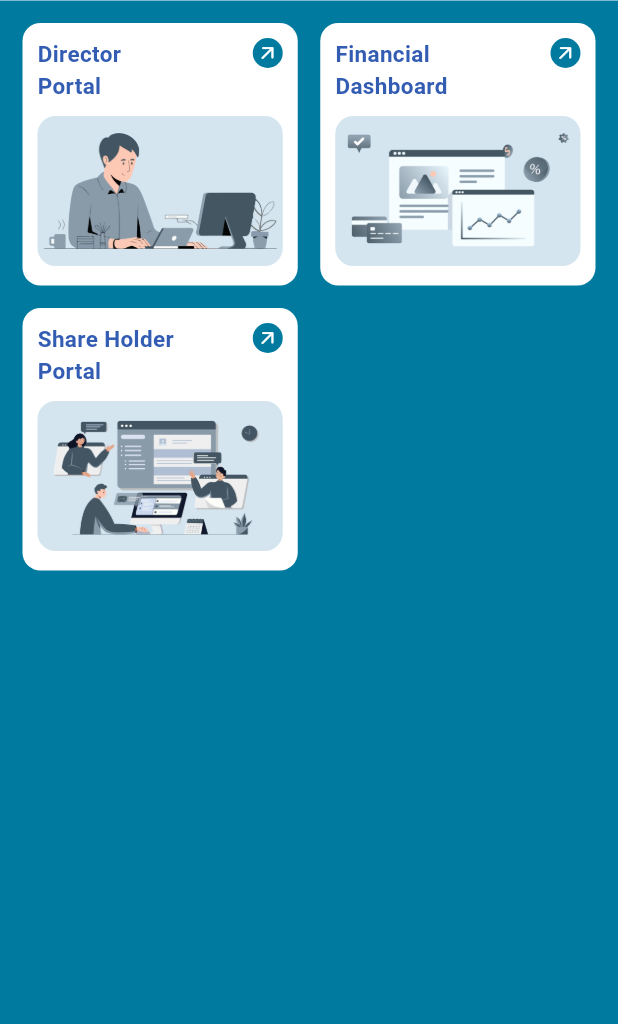
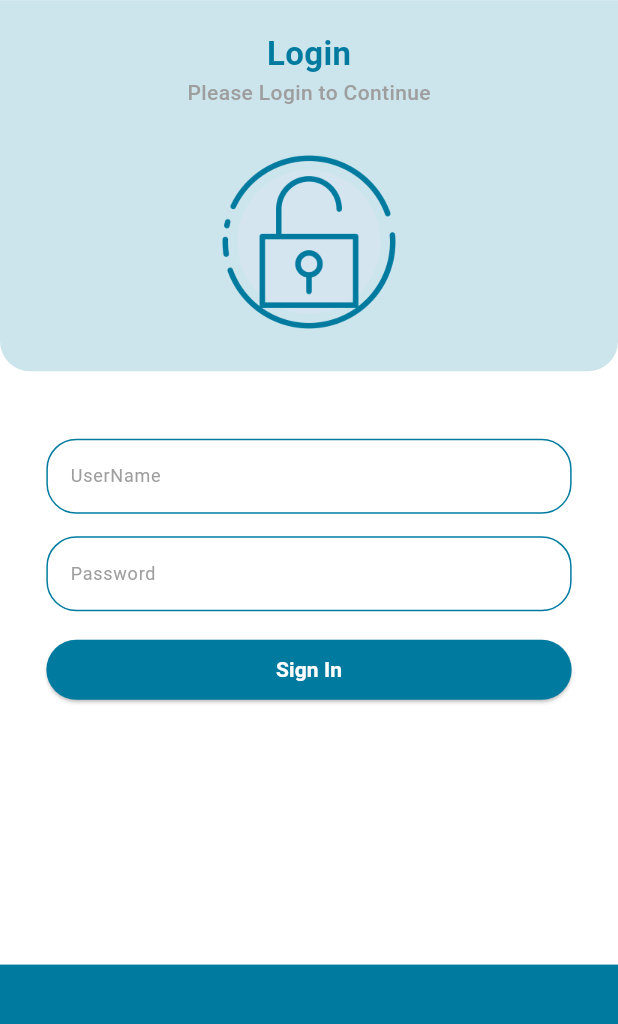
Before and after one commit to miraj98hossain/delta_hospital, a Flutter app: the ManagementDashboardView screen opened directly, after a tap on an icon or button, on a phone screen of 412 x 824 dp, the part 97-1121 px from its top. Run offline on Flutter 3.47's test engine with Material 3 defaults, Android fonts, the phone set to English and light mode, and no system bars; our stand-ins replace go_router; Roboto replaces fonts that are missing (Poppins).

Commit message:
dash login page ui done

```diff
--- a/lib/app/view/app_view.dart
+++ b/lib/app/view/app_view.dart
@@ -11,7 +11,7 @@ class AppView extends StatelessWidget {
       title: 'Delta Hospital',
       debugShowCheckedModeBanner: false,
       theme: AppTheme.lightTheme,
-      darkTheme: AppTheme.darkTheme,
+      darkTheme: AppTheme.lightTheme,
       themeMode: ThemeMode.light,
       routerConfig: AppNavigation.router,
     );
--- /dev/null
+++ b/lib/app/widgets/common_text_field_widget.dart
@@ -0,0 +1,65 @@
+import 'package:delta_hospital/core/theme/app_theme.dart';
+import 'package:flutter/material.dart';
+
+class CommonTextFieldWidget extends StatelessWidget {
+  const CommonTextFieldWidget({
+    super.key,
+    required this.hintText,
+    this.controller,
+    this.focusNode,
+  });
+  final String hintText;
+  final TextEditingController? controller;
+  final FocusNode? focusNode;
+  @override
+  Widget build(BuildContext context) {
+    return TextFormField(
+      controller: controller,
+      focusNode: focusNode,
+      autofocus: false,
+      autocorrect: false,
+      enableSuggestions: false,
+      style: lightTextTheme.bodySmall!.copyWith(
+        fontSize: 12,
+        color: Colors.grey,
+      ),
+      decoration: InputDecoration(
+        fillColor: appTheme.white,
+        filled: true,
+        border: OutlineInputBorder(
+          borderRadius: BorderRadius.circular(20.0), // Circular border
+          borderSide: BorderSide(
+            color: appTheme.primary,
+          ),
+          // No border side
+        ),
+        enabledBorder: OutlineInputBorder(
+          borderRadius: BorderRadius.circular(20.0), // Circular border
+          borderSide: BorderSide(
+            color: appTheme.primary,
+          ),
+          // No border side
+        ),
+        focusedBorder: OutlineInputBorder(
+          borderRadius: BorderRadius.circular(20.0), // Circular border
+          borderSide: BorderSide(
+            color: appTheme.primary,
+          ),
+          // No border side
+        ),
+        disabledBorder: OutlineInputBorder(
+          borderRadius: BorderRadius.circular(20.0), // Circular border
+          borderSide: BorderSide(
+            color: appTheme.primary,
+          ),
+          // No border side
+        ),
+        hintText: hintText,
+        hintStyle: lightTextTheme.bodySmall!.copyWith(
+          fontSize: 12,
+          color: Colors.grey,
+        ),
+      ),
+    );
+  }
+}
--- a/lib/core/route/router.dart
+++ b/lib/core/route/router.dart
@@ -1,4 +1,5 @@
 import 'package:delta_hospital/presentations/home/home.dart';
+import 'package:delta_hospital/presentations/management/dashboard_login.dart';
 import 'package:delta_hospital/presentations/management/management_dashboard.dart';
 import 'package:flutter/material.dart';
 import 'package:go_router/go_router.dart';
@@ -29,6 +30,14 @@ class AppNavigation {
           state: state,
         ),
       ),
+      GoRoute(
+        path: DashboardLoginPage.routePath,
+        name: DashboardLoginPage.routeName,
+        pageBuilder: (context, state) => getPage(
+          child: const DashboardLoginPage(),
+          state: state,
+        ),
+      ),
     ],
   );
 
--- a/lib/core/theme/app_theme.dart
+++ b/lib/core/theme/app_theme.dart
@@ -16,26 +16,31 @@ class AppTheme {
     ),
     elevatedButtonTheme: ElevatedButtonThemeData(
       style: ElevatedButton.styleFrom(
+        backgroundColor: ColorSchemes.colorSchemeLight.surface,
+        shape: RoundedRectangleBorder(
+          borderRadius: BorderRadius.circular(20),
+        ),
         overlayColor: Colors.black,
       ),
     ),
   );
-  static final ThemeData darkTheme = ThemeData(
-    useMaterial3: true,
-    textTheme: darkTextTheme,
-    primaryColor: ColorSchemes.colorSchemeDark.surface,
-    scaffoldBackgroundColor: ColorSchemes.colorSchemeDark.surface,
-    brightness: Brightness.dark,
-    colorScheme: ColorSchemes.colorSchemeDark,
-    switchTheme: const SwitchThemeData(
-      trackOutlineColor: WidgetStatePropertyAll(Colors.transparent),
-    ),
-    elevatedButtonTheme: ElevatedButtonThemeData(
-      style: ElevatedButton.styleFrom(
-        overlayColor: Colors.black,
-      ),
-    ),
-  );
+  // static final ThemeData darkTheme = ThemeData(
+  //   useMaterial3: true,
+  //   textTheme: darkTextTheme,
+  //   primaryColor: ColorSchemes.colorSchemeDark.surface,
+  //   scaffoldBackgroundColor: ColorSchemes.colorSchemeDark.surface,
+  //   brightness: Brightness.dark,
+  //   colorScheme: ColorSchemes.colorSchemeDark,
+  //   switchTheme: const SwitchThemeData(
+  //     trackOutlineColor: WidgetStatePropertyAll(Colors.transparent),
+  //   ),
+  //   elevatedButtonTheme: ElevatedButtonThemeData(
+  //     style: ElevatedButton.styleFrom(
+  //       backgroundColor: ColorSchemes.colorSchemeDark.surface,
+  //       overlayColor: Colors.black,
+  //     ),
+  //   ),
+  // );
 }
 
 PrimaryColors get appTheme => PrimaryColors();
--- a/lib/core/theme/primary_colors.dart
+++ b/lib/core/theme/primary_colors.dart
@@ -9,5 +9,6 @@ class PrimaryColors {
   Color get black => const Color.fromRGBO(2, 22, 5, 1);
   Color get white => const Color(0XFFFFFFFF);
   Color get lightCyan => const Color.fromRGBO(212, 229, 240, 1);
+  Color get skyBlue => const Color.fromRGBO(204, 229, 236, 1);
   Color get darkPurple => const Color.fromRGBO(59, 57, 99, 1);
 }
--- a/lib/core/utils/image_constant.dart
+++ b/lib/core/utils/image_constant.dart
@@ -20,4 +20,5 @@ class ImageConstant {
   static String directorPortal = '$_imagePath/directorPortal.png';
   static String financialDashboard = '$_imagePath/financialDashboard.png';
   static String shareHolder = '$_imagePath/shareHolder.png';
+  static String loginImage = '$_imagePath/loginImage.png';
 }
--- /dev/null
+++ b/lib/presentations/management/dashboard_login.dart
@@ -0,0 +1,2 @@
+export 'view/dashboard_login_page.dart';
+export 'view/dashboard_login_view.dart';
--- /dev/null
+++ b/lib/presentations/management/view/dashboard_login_page.dart
@@ -0,0 +1,13 @@
+import 'package:flutter/material.dart';
+
+import '../dashboard_login.dart';
+
+class DashboardLoginPage extends StatelessWidget {
+  const DashboardLoginPage({super.key});
+  static const String routeName = "dash-login-page";
+  static const String routePath = "/dash-login-page";
+  @override
+  Widget build(BuildContext context) {
+    return const DashboardLoginView();
+  }
+}
--- /dev/null
+++ b/lib/presentations/management/view/dashboard_login_view.dart
@@ -0,0 +1,110 @@
+import 'package:delta_hospital/app/app.dart';
+import 'package:delta_hospital/app/widgets/common_text_field_widget.dart';
+import 'package:delta_hospital/core/theme/app_theme.dart';
+import 'package:delta_hospital/core/utils/image_constant.dart';
+import 'package:flutter/material.dart';
+
+class DashboardLoginView extends StatefulWidget {
+  const DashboardLoginView({super.key});
+
+  @override
+  State<DashboardLoginView> createState() => _DashboardLoginViewState();
+}
+
+class _DashboardLoginViewState extends State<DashboardLoginView> {
+  @override
+  Widget build(BuildContext context) {
+    return Scaffold(
+      resizeToAvoidBottomInset: false,
+      appBar: const CommonAppbar(),
+      body: Column(
+        children: [
+          Container(
+            height: MediaQuery.of(context).size.height * 0.78,
+            decoration: BoxDecoration(
+              color: appTheme.white,
+            ),
+            child: Column(
+              children: [
+                Container(
+                  height: MediaQuery.of(context).size.height * 0.3,
+                  width: double.infinity,
+                  decoration: BoxDecoration(
+                    color: appTheme.skyBlue,
+                    borderRadius: const BorderRadius.only(
+                      bottomLeft: Radius.circular(20),
+                      bottomRight: Radius.circular(20),
+                    ),
+                  ),
+                  child: Column(
+                    children: [
+                      const SizedBox(
+                        height: 20,
+                      ),
+                      Text(
+                        "Login",
+                        style: lightTextTheme.bodyLarge!.copyWith(
+                          fontWeight: FontWeight.w700,
+                          color: appTheme.primary,
+                        ),
+                      ),
+                      Text(
+                        "Please Login to Continue",
+                        style: lightTextTheme.bodySmall!.copyWith(
+                          fontWeight: FontWeight.w500,
+                          color: Colors.grey,
+                        ),
+                      ),
+                      const SizedBox(
+                        height: 15,
+                      ),
+                      Image.asset(
+                        height: 150,
+                        width: 150,
+                        ImageConstant.loginImage,
+                      ),
+                    ],
+                  ),
+                ),
+                const SizedBox(
+                  height: 45,
+                ),
+                SizedBox(
+                  width: MediaQuery.of(context).size.width * 0.85,
+                  child: const CommonTextFieldWidget(
+                    hintText: "UserName",
+                  ),
+                ),
+                const SizedBox(
+                  height: 15,
+                ),
+                SizedBox(
+                  width: MediaQuery.of(context).size.width * 0.85,
+                  child: const CommonTextFieldWidget(
+                    hintText: "Password",
+                  ),
+                ),
+                const SizedBox(
+                  height: 15,
+                ),
+                SizedBox(
+                  width: MediaQuery.of(context).size.width * 0.85,
+                  child: ElevatedButton(
+                    onPressed: () {},
+                    child: Text(
+                      "Sign In",
+                      style: lightTextTheme.bodySmall!.copyWith(
+                        fontWeight: FontWeight.w600,
+                        color: appTheme.white,
+                      ),
+                    ),
+                  ),
+                ),
+              ],
+            ),
+          ),
+        ],
+      ),
+    );
+  }
+}
--- a/lib/presentations/management/view/management_dashboard_view.dart
+++ b/lib/presentations/management/view/management_dashboard_view.dart
@@ -1,7 +1,9 @@
 import 'package:delta_hospital/app/widgets/common_appbar.dart';
 
 import 'package:delta_hospital/core/utils/image_constant.dart';
+import 'package:delta_hospital/presentations/management/dashboard_login.dart';
 import 'package:flutter/material.dart';
+import 'package:go_router/go_router.dart';
 
 import '../management_dashboard.dart';
 
@@ -34,7 +36,9 @@ class _ManagementDashboardViewState extends State<ManagementDashboardView> {
             MngDashWidget(
               lable: "Director\nPortal",
               image: ImageConstant.directorPortal,
-              onTap: () {},
+              onTap: () {
+                context.pushNamed(DashboardLoginPage.routeName);
+              },
             ),
             MngDashWidget(
               lable: "Financial\nDashboard",
```
Also changed, not shown: assets/images/loginImage.png (added).
